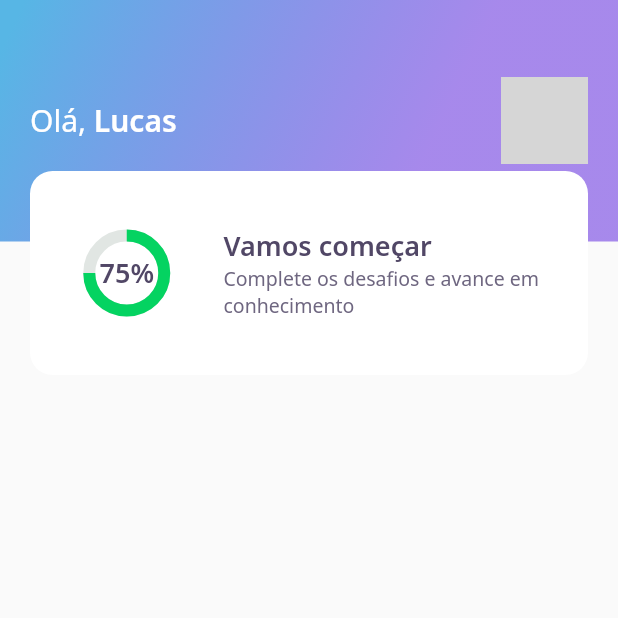
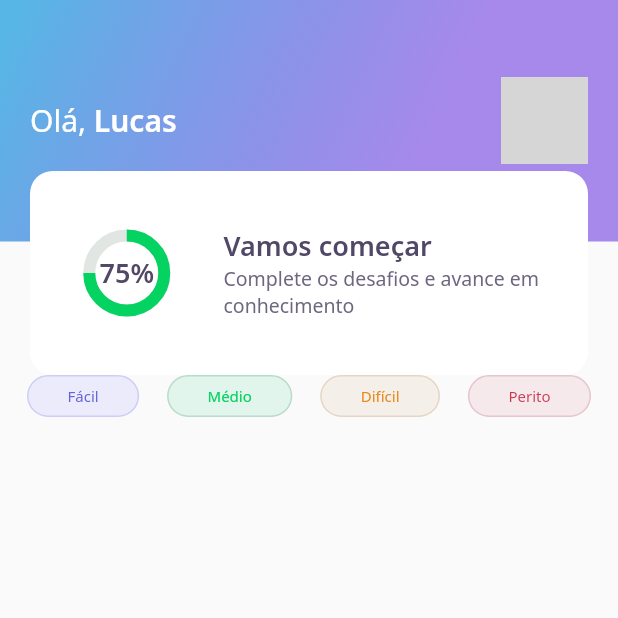
Before and after one commit to santoslucas11/nlw5_flutter, a Flutter app: the screen it shows after launch, on a phone screen of 412 x 824 dp, the top half of it. Run offline on Flutter 3.47's test engine with Material 2 defaults, Android fonts, the phone set to English and light mode, and no system bars; our stand-ins replace google_fonts; network calls fail; grey boxes are pictures that could not be loaded.

Commit message:
Level Button
Implementação de Level Button

```diff
--- a/lib/home/home_page.dart
+++ b/lib/home/home_page.dart
@@ -1,4 +1,5 @@
 import 'package:dev_quiz/home/widgets/app_bar/app_bar_widgets.dart';
+import 'package:dev_quiz/home/widgets/level_button/level_button_widget.dart';
 import 'package:flutter/material.dart';
 
 class HomePage extends StatefulWidget {
@@ -13,6 +14,26 @@ class _HomePageState extends State<HomePage> {
   Widget build(BuildContext context) {
     return Scaffold(
       appBar: AppBarWidget(),
+      body: Padding(
+        padding: const EdgeInsets.symmetric(horizontal: 18),
+        child: Row(
+          mainAxisAlignment: MainAxisAlignment.spaceBetween,
+          children: [
+            LevelButtonWidget(
+              label: "Fácil",
+            ),
+            LevelButtonWidget(
+              label: "Médio",
+            ),
+            LevelButtonWidget(
+              label: "Difícil",
+            ),
+            LevelButtonWidget(
+              label: "Perito",
+            ),
+          ],
+        ),
+      ),
     );
   }
 }
--- /dev/null
+++ b/lib/home/widgets/level_button/level_button_widget.dart
@@ -0,0 +1,63 @@
+import 'package:dev_quiz/core/core.dart';
+import 'package:dev_quiz/core/app_colors.dart';
+import 'package:flutter/material.dart';
+import 'package:google_fonts/google_fonts.dart';
+
+class LevelButtonWidget extends StatelessWidget {
+  final String label;
+  LevelButtonWidget({
+    Key? key,
+    required this.label,
+  })   : assert(["Fácil", "Médio", "Difícil", "Perito"].contains(label)),
+        super(key: key);
+
+  final config = {
+    "Fácil": {
+      "color": AppColors.levelButtonFacil,
+      "borderColor": AppColors.levelButtonBorderFacil,
+      "fontColor": AppColors.levelButtonTextFacil
+    },
+    "Médio": {
+      "color": AppColors.levelButtonMedio,
+      "borderColor": AppColors.levelButtonBorderMedio,
+      "fontColor": AppColors.levelButtonTextMedio
+    },
+    "Difícil": {
+      "color": AppColors.levelButtonDificil,
+      "borderColor": AppColors.levelButtonBorderDificil,
+      "fontColor": AppColors.levelButtonTextDificil
+    },
+    "Perito": {
+      "color": AppColors.levelButtonPerito,
+      "borderColor": AppColors.levelButtonBorderPerito,
+      "fontColor": AppColors.levelButtonTextPerito
+    },
+  };
+
+  Color get color => config[label]!['color']!;
+  Color get borderColor => config[label]!['borderColor']!;
+  Color get fontColor => config[label]!['fontColor']!;
+
+  @override
+  Widget build(BuildContext context) {
+    return Container(
+      decoration: BoxDecoration(
+        color: color,
+        border: Border.fromBorderSide(
+          BorderSide(color: borderColor),
+        ),
+        borderRadius: BorderRadius.circular(28),
+      ),
+      child: Padding(
+        padding: const EdgeInsets.symmetric(horizontal: 26, vertical: 6),
+        child: Text(
+          label,
+          style: GoogleFonts.notoSans(
+            color: fontColor,
+            fontSize: 10,
+          ),
+        ),
+      ),
+    );
+  }
+}
```
